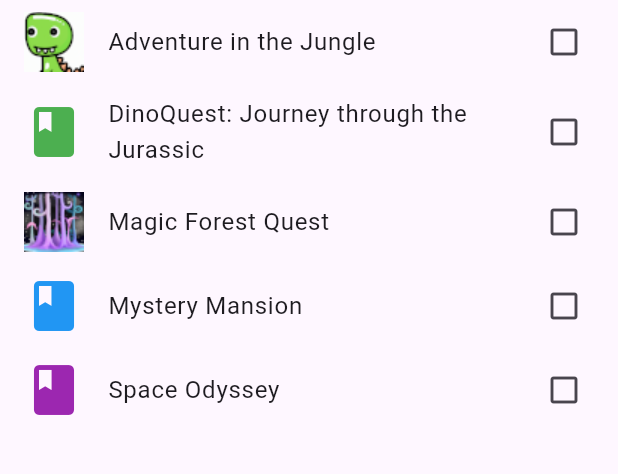
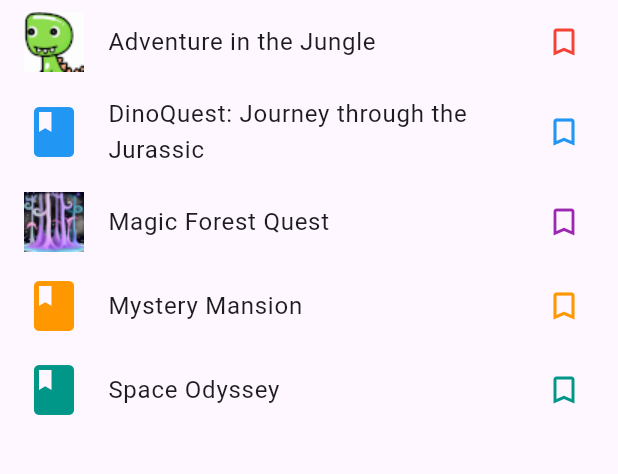
Before and after one commit to aaronlovi/adventure_quest_kids, a Flutter app: the screen it shows after launch, on a phone screen of 412 x 824 dp, the part 84-558 px from its top. Run offline on Flutter 3.47's test engine with Material 3 defaults, Android fonts, the phone set to English and light mode, and no system bars; our stand-ins replace audioplayers, get_it, shared_preferences, yaml.

Commit message:
Added animation 'bounce' effects for icons on the story list screen

```diff
--- a/lib/utils/constants.dart
+++ b/lib/utils/constants.dart
@@ -14,6 +14,16 @@ abstract class Constants {
   static const String storyListRoute = '/story-list';
   static const String frontPageRoute = '/front-page';
   static const String settingsPageRoute = '/settings';
+
+  static final iconColors = <Color>[
+    Colors.red,
+    Colors.blue,
+    Colors.purple,
+    Colors.orange,
+    Colors.teal,
+    Colors.pink,
+    Colors.indigo,
+  ];
 }
 
 extension BuildContextExtensions on BuildContext {
--- a/lib/views/main_screen.dart
+++ b/lib/views/main_screen.dart
@@ -2,28 +2,29 @@ import 'package:adventure_quest_kids/model/story_meta_data.dart';
 import 'package:adventure_quest_kids/registry.dart';
 import 'package:adventure_quest_kids/utils/navigation_utils.dart';
 import 'package:adventure_quest_kids/utils/sound_utils.dart';
-import 'package:adventure_quest_kids/views/story_front_page_screen.dart';
 import 'package:flutter/material.dart';
 import 'package:get_it/get_it.dart';
 
 import '../main.dart';
 import '../utils/constants.dart';
+import 'story_list_item.dart';
 
 class MainScreen extends StatefulWidget {
   final Registry registry;
   final RouteObserver<PageRoute> routeObserver;
+  final AssetSourceFactory assetSourceFactory;
 
   MainScreen({super.key, required this.routeObserver})
-      : registry = GetIt.I.get<Registry>();
+      : registry = GetIt.I.get<Registry>(),
+        assetSourceFactory = GetIt.I.get<AssetSourceFactory>();
 
   @override
   MainScreenState createState() => MainScreenState();
 }
 
 class MainScreenState extends State<MainScreen> with RouteAware {
-  late int _colorIndex;
-
-  MainScreenState() : _colorIndex = 0;
+  Registry get registry => widget.registry;
+  AssetSourceFactory get assetSourceFactory => widget.assetSourceFactory;
 
   @override
   void initState() {
@@ -59,7 +60,7 @@ class MainScreenState extends State<MainScreen> with RouteAware {
 
     return Scaffold(
       appBar: _getAppBar(context),
-      body: _getBody(storyNames, registry, context),
+      body: _getBody(storyNames, context),
     );
   }
 
@@ -86,60 +87,39 @@ class MainScreenState extends State<MainScreen> with RouteAware {
 
   ListView _getBody(
     List<String> storyNames,
-    Registry registry,
     BuildContext context,
   ) {
     return ListView.builder(
         itemCount: storyNames.length,
         itemBuilder: (content, index) {
           var storyName = storyNames[index];
+          int colorIndex = index % Constants.iconColors.length;
+          final Color iconColor = Constants.iconColors[colorIndex];
           StoryMetaData storyMetaData = registry.storyList[storyName]!;
           Set<String> terminalPagesVisited =
               registry.getTerminalPagesVisited(storyName);
           bool anyTerminalPagesVisited = terminalPagesVisited.isNotEmpty;
           bool allTerminalPagesVisited = terminalPagesVisited.length ==
               storyMetaData.terminalPageIds.length;
+          String toolTipMsg = allTerminalPagesVisited
+              ? 'All endings visited\nCongratulations!'
+              : anyTerminalPagesVisited
+                  ? 'Some endings visited\nKeep exploring!'
+                  : 'No endings visited\nStart exploring!';
           Icon trailingIcon = allTerminalPagesVisited
-              ? const Icon(Icons.check)
+              ? const Icon(Icons.done_all, color: Colors.green)
               : anyTerminalPagesVisited
-                  ? const Icon(Icons.check_circle)
-                  : const Icon(Icons.check_box_outline_blank_outlined);
-          return ListTile(
-              leading: _getStoryListItemIcon(storyMetaData),
-              trailing: trailingIcon,
-              title: Text(storyMetaData.fullTitle),
-              onTap: () => navigateToRoute(
-                  context,
-                  StoryFrontPageScreen(
-                      storyMetadata: storyMetaData,
-                      routeObserver: RouteObserver<PageRoute>(),
-                      assetSourceFactory: GetIt.I.get<AssetSourceFactory>(),
-                      registry: registry),
-                  Constants.frontPageRoute));
+                  ? Icon(Icons.book, color: iconColor)
+                  : Icon(Icons.bookmark_border, color: iconColor);
+          return StoryListItem(
+            icon: trailingIcon,
+            toolTipMsg: toolTipMsg,
+            storyMetaData: storyMetaData,
+            registry: registry,
+            assetSourceFactory: assetSourceFactory,
+            routeObserver: routeObserver,
+            iconColor: iconColor,
+          );
         });
   }
-
-  Widget _getStoryListItemIcon(StoryMetaData storyMetaData) {
-    final iconColors = <Color>[
-      Colors.red,
-      Colors.green,
-      Colors.blue,
-      Colors.purple,
-      Colors.orange,
-      Colors.teal,
-      Colors.pink,
-      Colors.indigo,
-    ];
-
-    if (storyMetaData.listIcon.isEmpty) {
-      _colorIndex = (_colorIndex + 1) % iconColors.length;
-      return Icon(
-        Icons.book,
-        size: 40.0,
-        color: iconColors[_colorIndex],
-      );
-    } else {
-      return Image(image: AssetImage(storyMetaData.listIconFilename));
-    }
-  }
 }
--- /dev/null
+++ b/lib/views/story_list_item.dart
@@ -0,0 +1,152 @@
+import 'dart:math';
+
+import 'package:adventure_quest_kids/model/story_meta_data.dart';
+import 'package:adventure_quest_kids/registry.dart';
+import 'package:flutter/material.dart';
+
+import '../main.dart';
+import '../utils/constants.dart';
+import '../utils/navigation_utils.dart';
+import 'story_front_page_screen.dart';
+
+class StoryListItem extends StatefulWidget {
+  final Icon icon;
+  final StoryMetaData storyMetaData;
+  final Color iconColor;
+  final String toolTipMsg;
+  final Registry registry;
+  final AssetSourceFactory assetSourceFactory;
+  final RouteObserver<PageRoute> routeObserver;
+
+  const StoryListItem({
+    super.key,
+    required this.icon,
+    required this.storyMetaData,
+    required this.iconColor,
+    required this.toolTipMsg,
+    required this.registry,
+    required this.assetSourceFactory,
+    required this.routeObserver,
+  });
+
+  @override
+  StoryListItemState createState() => StoryListItemState();
+}
+
+class StoryListItemState extends State<StoryListItem>
+    with SingleTickerProviderStateMixin, RouteAware {
+  late final AnimationController _controller;
+  late final Animation<double> _animation;
+
+  Icon get icon => widget.icon;
+  Color get iconColor => widget.iconColor;
+  String get toolTipMsg => widget.toolTipMsg;
+  StoryMetaData get storyMetaData => widget.storyMetaData;
+  RouteObserver<PageRoute<dynamic>> get routeObserver => widget.routeObserver;
+  Registry get registry => widget.registry;
+  AssetSourceFactory get assetSourceFactory => widget.assetSourceFactory;
+
+  @override
+  void initState() {
+    super.initState();
+
+    // Create an animation that will take between 1 and 6 seconds to complete
+    _controller = AnimationController(
+      duration: Duration(milliseconds: Random().nextInt(5001) + 1000),
+      vsync: this,
+    );
+
+    // The animation is a "bounce" effect
+    _animation = CurvedAnimation(
+      parent: _controller,
+      curve: Curves.elasticOut,
+    );
+
+    // Start the animation. Only play it once
+    _controller.forward();
+  }
+
+  @override
+  void didChangeDependencies() {
+    super.didChangeDependencies();
+
+    // Subscribe to route changes
+    final route = ModalRoute.of(context);
+    if (route is PageRoute) {
+      routeObserver.subscribe(this, route);
+    }
+  }
+
+  @override
+  void didPopNext() {
+    // If the user navigated back to the story list, start the animation
+    if (ModalRoute.of(context)?.settings.name == Constants.storyListRoute) {
+      _controller.forward();
+    }
+
+    super.didPopNext();
+  }
+
+  @override
+  void didPushNext() {
+    // If the user navigated away from the story list, stop the animation
+    _controller.reset();
+
+    super.didPushNext();
+  }
+
+  @override
+  void dispose() {
+    _controller.dispose();
+    RouteObserver<PageRoute>().unsubscribe(this);
+    super.dispose();
+  }
+
+  @override
+  Widget build(BuildContext context) {
+    return ListTile(
+      leading: _getLeadingIcon(),
+      trailing: _getTrailingIcon(),
+      title: Text(storyMetaData.fullTitle),
+      onTap: () => navigateToRoute(
+        context,
+        StoryFrontPageScreen(
+          storyMetadata: storyMetaData,
+          routeObserver: RouteObserver<PageRoute>(),
+          assetSourceFactory: assetSourceFactory,
+          registry: registry,
+        ),
+        Constants.frontPageRoute,
+      ),
+    );
+  }
+
+  AnimatedBuilder _getTrailingIcon() {
+    return AnimatedBuilder(
+      animation: _animation,
+      builder: (context, child) {
+        return Transform.scale(
+          scale: _animation.value,
+          child: Tooltip(message: toolTipMsg, child: icon),
+        );
+      },
+    );
+  }
+
+  AnimatedBuilder _getLeadingIcon() {
+    return AnimatedBuilder(
+      animation: _animation,
+      builder: (context, child) {
+        return Transform.scale(
+          scale: _animation.value,
+          child: _getStoryListItemIcon(storyMetaData),
+        );
+      },
+    );
+  }
+
+  Widget _getStoryListItemIcon(StoryMetaData storyMetaData) =>
+      storyMetaData.listIcon.isEmpty
+          ? Icon(Icons.book, size: 40.0, color: iconColor)
+          : Image(image: AssetImage(storyMetaData.listIconFilename));
+}
```
